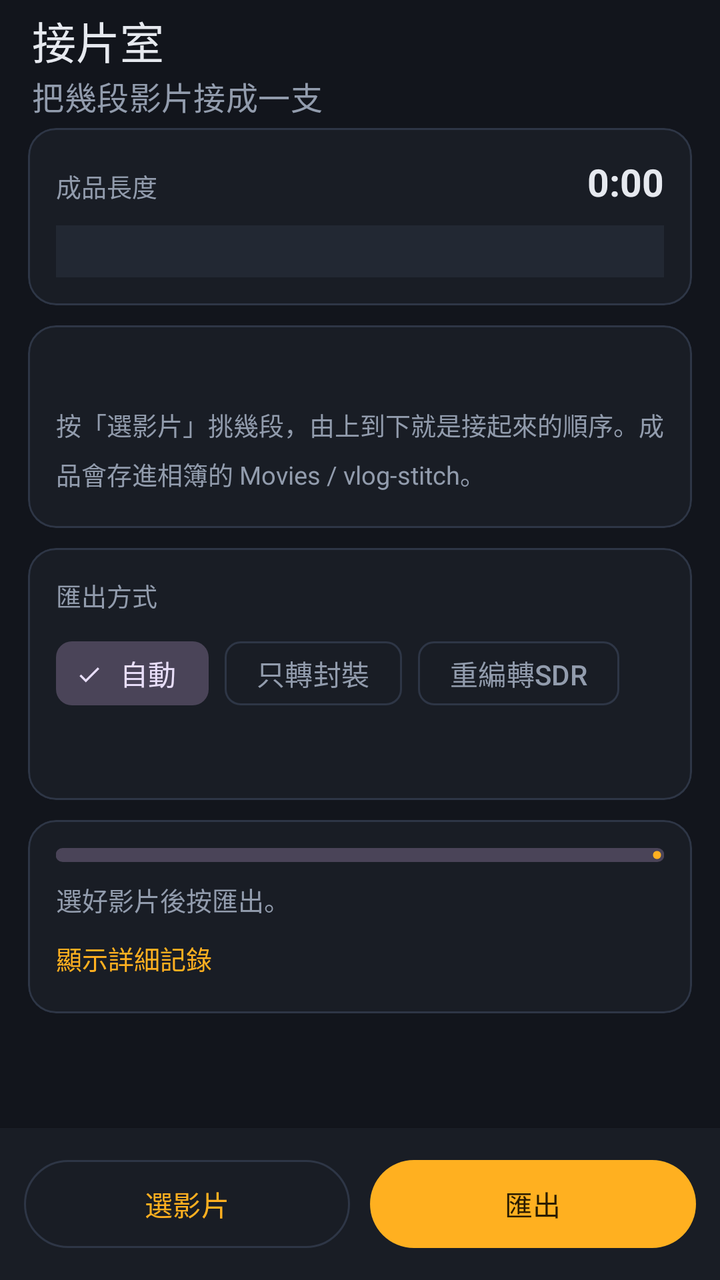
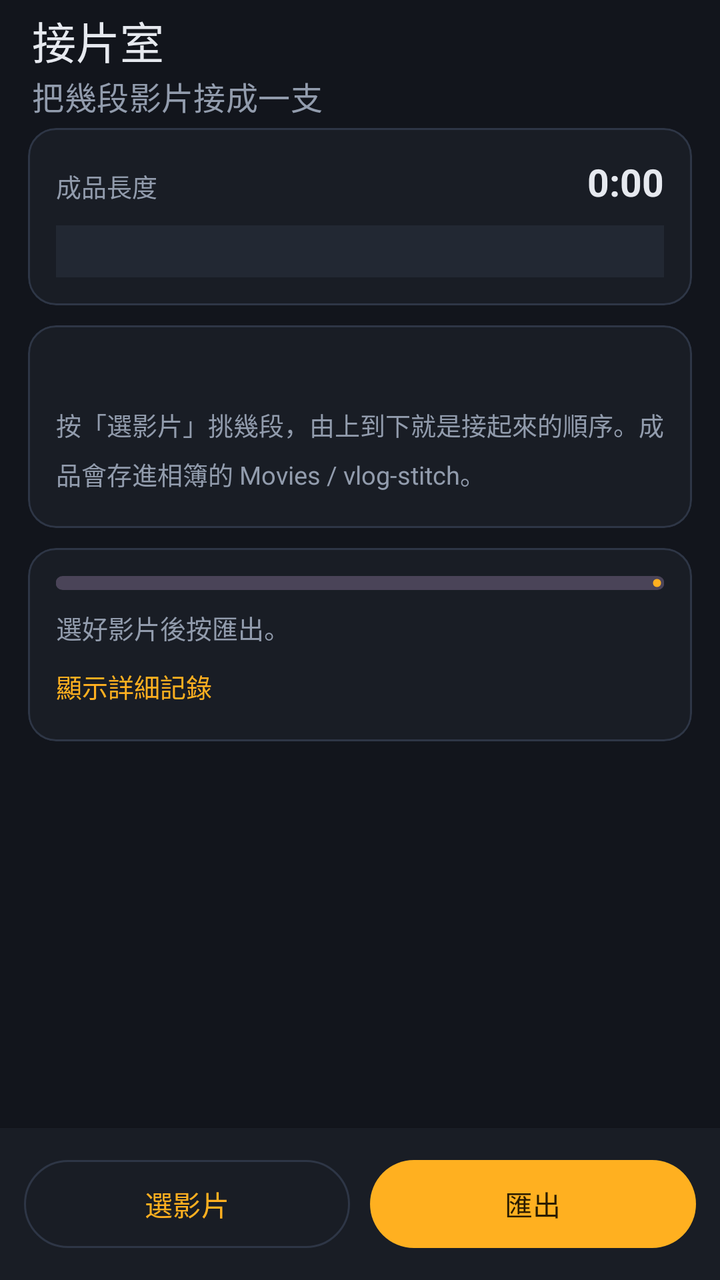

An Android layout rendered at two revisions. The XML below is the earlier revision; the diff shows what the commit changed to produce the second picture.
<!-- AndroidManifest.xml: application theme Theme.VlogStitch -->
<!-- res/layout/activity_main.xml -->
<?xml version="1.0" encoding="utf-8"?>
<androidx.coordinatorlayout.widget.CoordinatorLayout
    xmlns:android="http://schemas.android.com/apk/res/android"
    xmlns:app="http://schemas.android.com/apk/res-auto"
    android:layout_width="match_parent" android:layout_height="match_parent"
    android:background="@color/ink"
    android:fitsSystemWindows="true">

    <LinearLayout android:layout_width="match_parent" android:layout_height="match_parent"
        android:orientation="vertical">

        <com.google.android.material.appbar.MaterialToolbar
            android:id="@+id/toolbar"
            android:layout_width="match_parent"
            android:layout_height="?attr/actionBarSize"
            android:background="@color/ink"
            app:title="@string/app_name"
            app:subtitle="@string/tagline"
            app:titleTextColor="@color/text"
            app:subtitleTextColor="@color/dim" />

        <ScrollView android:layout_width="match_parent" android:layout_height="0dp"
            android:layout_weight="1" android:clipToPadding="false"
            android:paddingStart="14dp" android:paddingEnd="14dp" android:paddingBottom="14dp">

            <LinearLayout android:layout_width="match_parent"
                android:layout_height="wrap_content" android:orientation="vertical">

                
                <com.google.android.material.card.MaterialCardView style="@style/Card"
                    android:layout_width="match_parent" android:layout_height="wrap_content">
                    <LinearLayout android:layout_width="match_parent"
                        android:layout_height="wrap_content" android:orientation="vertical">
                        <LinearLayout android:layout_width="match_parent"
                            android:layout_height="wrap_content" android:orientation="horizontal"
                            android:baselineAligned="true">
                            <TextView android:layout_width="0dp" android:layout_height="wrap_content"
                                android:layout_weight="1" style="@style/Label"
                                android:text="@string/total_length" />
                            <TextView android:id="@+id/total"
                                android:layout_width="wrap_content" android:layout_height="wrap_content"
                                android:textColor="@color/text" android:textSize="19sp"
                                android:textStyle="bold" android:text="0:00" />
                        </LinearLayout>
                        <LinearLayout android:id="@+id/track"
                            android:layout_width="match_parent" android:layout_height="26dp"
                            android:layout_marginTop="9dp" android:orientation="horizontal"
                            android:background="@color/panel2" />
                    </LinearLayout>
                </com.google.android.material.card.MaterialCardView>

                
                <com.google.android.material.card.MaterialCardView style="@style/Card"
                    android:layout_width="match_parent" android:layout_height="wrap_content"
                    android:layout_marginTop="10dp">
                    <LinearLayout android:layout_width="match_parent"
                        android:layout_height="wrap_content" android:orientation="vertical">
                        <TextView android:id="@+id/count"
                            android:layout_width="match_parent" android:layout_height="wrap_content"
                            android:textColor="@color/text" android:textSize="15sp"
                            android:textStyle="bold" />
                        <TextView android:id="@+id/empty"
                            android:layout_width="match_parent" android:layout_height="wrap_content"
                            android:paddingTop="6dp" style="@style/Label"
                            android:lineSpacingMultiplier="1.35"
                            android:text="@string/empty_hint" />
                        <androidx.recyclerview.widget.RecyclerView android:id="@+id/list"
                            android:layout_width="match_parent" android:layout_height="wrap_content"
                            android:paddingTop="4dp" android:nestedScrollingEnabled="false" />
                    </LinearLayout>
                </com.google.android.material.card.MaterialCardView>

                
                <com.google.android.material.card.MaterialCardView style="@style/Card"
                    android:layout_width="match_parent" android:layout_height="wrap_content"
                    android:layout_marginTop="10dp">
                    <LinearLayout android:layout_width="match_parent"
                        android:layout_height="wrap_content" android:orientation="vertical">
                        <TextView android:layout_width="match_parent"
                            android:layout_height="wrap_content" style="@style/Label"
                            android:text="@string/export_mode" />
                        <com.google.android.material.chip.ChipGroup android:id="@+id/modeGroup"
                            android:layout_width="match_parent" android:layout_height="wrap_content"
                            android:layout_marginTop="6dp"
                            app:singleSelection="true" app:selectionRequired="true">
                            <com.google.android.material.chip.Chip android:id="@+id/modeAuto"
                                style="@style/Widget.Material3.Chip.Filter"
                                android:layout_width="wrap_content" android:layout_height="wrap_content"
                                android:checked="true" android:text="@string/mode_auto" />
                            <com.google.android.material.chip.Chip android:id="@+id/modeMux"
                                style="@style/Widget.Material3.Chip.Filter"
                                android:layout_width="wrap_content" android:layout_height="wrap_content"
                                android:text="@string/mode_mux" />
                            <com.google.android.material.chip.Chip android:id="@+id/modeEnc"
                                style="@style/Widget.Material3.Chip.Filter"
                                android:layout_width="wrap_content" android:layout_height="wrap_content"
                                android:text="@string/mode_enc" />
                        </com.google.android.material.chip.ChipGroup>
                        <TextView android:id="@+id/modeHint"
                            android:layout_width="match_parent" android:layout_height="wrap_content"
                            android:layout_marginTop="8dp" style="@style/Label"
                            android:lineSpacingMultiplier="1.35" />
                    </LinearLayout>
                </com.google.android.material.card.MaterialCardView>

                
                <com.google.android.material.card.MaterialCardView style="@style/Card"
                    android:layout_width="match_parent" android:layout_height="wrap_content"
                    android:layout_marginTop="10dp">
                    <LinearLayout android:layout_width="match_parent"
                        android:layout_height="wrap_content" android:orientation="vertical">
                        <com.google.android.material.progressindicator.LinearProgressIndicator
                            android:id="@+id/progress"
                            android:layout_width="match_parent" android:layout_height="wrap_content"
                            app:trackCornerRadius="4dp" app:trackThickness="7dp"
                            android:max="100" android:progress="0" />
                        <TextView android:id="@+id/status"
                            android:layout_width="match_parent" android:layout_height="wrap_content"
                            android:paddingTop="9dp" android:textSize="13sp"
                            android:textColor="@color/dim" android:text="@string/ready" />
                        <TextView android:id="@+id/logToggle"
                            android:layout_width="wrap_content" android:layout_height="wrap_content"
                            android:paddingTop="10dp" android:paddingBottom="4dp"
                            android:textColor="@color/accent" android:textSize="13sp"
                            android:text="@string/show_log" />
                        <ScrollView android:id="@+id/logScroll"
                            android:layout_width="match_parent" android:layout_height="180dp"
                            android:visibility="gone" android:background="@color/ink"
                            android:padding="10dp">
                            <TextView android:id="@+id/log"
                                android:layout_width="match_parent" android:layout_height="wrap_content"
                                android:fontFamily="monospace" android:textSize="11sp"
                                android:textColor="@color/dim" android:lineSpacingMultiplier="1.4" />
                        </ScrollView>
                    </LinearLayout>
                </com.google.android.material.card.MaterialCardView>

                <TextView android:id="@+id/version"
                    android:layout_width="match_parent" android:layout_height="wrap_content"
                    android:gravity="center" android:paddingTop="12dp"
                    android:textColor="@color/dim" android:textSize="11sp" />
            </LinearLayout>
        </ScrollView>

        
        <LinearLayout android:layout_width="match_parent" android:layout_height="wrap_content"
            android:orientation="horizontal" android:background="@color/panel"
            android:padding="12dp" android:elevation="8dp">
            <com.google.android.material.button.MaterialButton android:id="@+id/btnPick"
                style="@style/Widget.Material3.Button.OutlinedButton"
                android:layout_width="0dp" android:layout_height="52dp"
                android:layout_weight="1" android:text="@string/pick" />
            <com.google.android.material.button.MaterialButton android:id="@+id/btnExport"
                android:layout_width="0dp" android:layout_height="52dp"
                android:layout_weight="1" android:layout_marginStart="10dp"
                android:text="@string/export" />
        </LinearLayout>
    </LinearLayout>
</androidx.coordinatorlayout.widget.CoordinatorLayout>
<!-- resources referenced by this layout -->
<resources>
  <color name="accent">#FFB020</color>
  <color name="dim">#929CAD</color>
  <color name="ink">#12151C</color>
  <color name="panel">#191D25</color>
  <color name="panel2">#222833</color>
  <color name="text">#E6E9EF</color>
  <string name="app_name">接片室</string>
  <string name="empty_hint">按「選影片」挑幾段，由上到下就是接起來的順序。成品會存進相簿的 Movies / vlog-stitch。</string>
  <string name="export">匯出</string>
  <string name="export_mode">匯出方式</string>
  <string name="mode_auto">自動</string>
  <string name="mode_enc">重編轉SDR</string>
  <string name="mode_mux">只轉封裝</string>
  <string name="pick">選影片</string>
  <string name="ready">選好影片後按匯出。</string>
  <string name="show_log">顯示詳細記錄</string>
  <string name="tagline">把幾段影片接成一支</string>
  <string name="total_length">成品長度</string>
  <style name="Card" parent="Widget.Material3.CardView.Filled">
          <item name="cardBackgroundColor">@color/panel</item>
          <item name="cardCornerRadius">14dp</item>
          <item name="cardElevation">0dp</item>
          <item name="strokeColor">@color/line</item>
          <item name="strokeWidth">1dp</item>
          <item name="contentPadding">14dp</item>
      </style>
  <style name="Label">
          <item name="android:textColor">@color/dim</item>
          <item name="android:textSize">12.5sp</item>
      </style>
  <style name="Theme.VlogStitch" parent="Theme.Material3.Dark.NoActionBar">
          <item name="colorPrimary">@color/accent</item>
          <item name="colorOnPrimary">@color/accent_ink</item>
          <item name="colorSecondary">@color/accent</item>
          <item name="colorOnSecondary">@color/accent_ink</item>
          <item name="colorSurface">@color/panel</item>
          <item name="colorOnSurface">@color/text</item>
          <item name="colorSurfaceVariant">@color/panel2</item>
          <item name="colorOnSurfaceVariant">@color/dim</item>
          <item name="colorOutline">@color/line</item>
          <item name="colorError">@color/danger</item>
          <item name="android:colorBackground">@color/ink</item>
          <item name="android:statusBarColor">@color/ink</item>
          <item name="android:navigationBarColor">@color/ink</item>
          <item name="android:windowLightStatusBar">false</item>
      </style>
  <color name="line">#2E3646</color>
  <color name="accent_ink">#2A1C00</color>
  <color name="danger">#FF5A52</color>
</resources>

<!-- the commit's change to res/layout/activity_main.xml (unified diff, before → after) -->
@@ -71,35 +71,47 @@
                 </com.google.android.material.card.MaterialCardView>
 
                 
-                <com.google.android.material.card.MaterialCardView style="@style/Card"
+                <LinearLayout android:id="@+id/banner"
                     android:layout_width="match_parent" android:layout_height="wrap_content"
-                    android:layout_marginTop="10dp">
+                    android:layout_marginTop="10dp" android:orientation="vertical"
+                    android:padding="12dp" android:background="@drawable/banner_ok"
+                    android:visibility="gone">
+                    <TextView android:id="@+id/bannerTitle"
+                        android:layout_width="match_parent" android:layout_height="wrap_content"
+                        android:textSize="13.5sp" android:textStyle="bold"
+                        android:textColor="@color/ok" />
+                    <TextView android:id="@+id/bannerBody"
+                        android:layout_width="match_parent" android:layout_height="wrap_content"
+                        android:layout_marginTop="2dp" android:textSize="12.5sp"
+                        android:textColor="@color/dim" android:lineSpacingMultiplier="1.3" />
+                </LinearLayout>
+
+                
+                <com.google.android.material.card.MaterialCardView android:id="@+id/resultCard"
+                    style="@style/Card"
+                    android:layout_width="match_parent" android:layout_height="wrap_content"
+                    android:layout_marginTop="10dp" android:visibility="gone">
                     <LinearLayout android:layout_width="match_parent"
                         android:layout_height="wrap_content" android:orientation="vertical">
                         <TextView android:layout_width="match_parent"
                             android:layout_height="wrap_content" style="@style/Label"
-                            android:text="@string/export_mode" />
-                        <com.google.android.material.chip.ChipGroup android:id="@+id/modeGroup"
+                            android:text="@string/result" />
+                        <TextView android:id="@+id/resultName"
                             android:layout_width="match_parent" android:layout_height="wrap_content"
-                            android:layout_marginTop="6dp"
-                            app:singleSelection="true" app:selectionRequired="true">
-                            <com.google.android.material.chip.Chip android:id="@+id/modeAuto"
-                                style="@style/Widget.Material3.Chip.Filter"
-                                android:layout_width="wrap_content" android:layout_height="wrap_content"
-                                android:checked="true" android:text="@string/mode_auto" />
-                            <com.google.android.material.chip.Chip android:id="@+id/modeMux"
-                                style="@style/Widget.Material3.Chip.Filter"
-                                android:layout_width="wrap_content" android:layout_height="wrap_content"
-                                android:text="@string/mode_mux" />
-                            <com.google.android.material.chip.Chip android:id="@+id/modeEnc"
-                                style="@style/Widget.Material3.Chip.Filter"
-                                android:layout_width="wrap_content" android:layout_height="wrap_content"
-                                android:text="@string/mode_enc" />
-                        </com.google.android.material.chip.ChipGroup>
-                        <TextView android:id="@+id/modeHint"
-                            android:layout_width="match_parent" android:layout_height="wrap_content"
-                            android:layout_marginTop="8dp" style="@style/Label"
-                            android:lineSpacingMultiplier="1.35" />
+                            android:layout_marginTop="3dp" android:textSize="14sp"
+                            android:textColor="@color/text" />
+                        <LinearLayout android:layout_width="match_parent"
+                            android:layout_height="wrap_content" android:orientation="horizontal"
+                            android:layout_marginTop="10dp">
+                            <com.google.android.material.button.MaterialButton android:id="@+id/btnPlay"
+                                style="@style/Widget.Material3.Button.OutlinedButton"
+                                android:layout_width="0dp" android:layout_height="46dp"
+                                android:layout_weight="1" android:text="@string/play" />
+                            <com.google.android.material.button.MaterialButton android:id="@+id/btnShare"
+                                android:layout_width="0dp" android:layout_height="46dp"
+                                android:layout_weight="1" android:layout_marginStart="8dp"
+                                android:text="@string/share" />
+                        </LinearLayout>
                     </LinearLayout>
                 </com.google.android.material.card.MaterialCardView>
 
<!-- resource entries referenced after the edit -->
@@ -3,18 +3,25 @@
   <color name="accent">#FFB020</color>
   <color name="dim">#929CAD</color>
   <color name="ink">#12151C</color>
+  <color name="ok">#4FC98D</color>
   <color name="panel">#191D25</color>
   <color name="panel2">#222833</color>
   <color name="text">#E6E9EF</color>
+  <!-- drawable banner_ok (drawable) -->
+  <?xml version="1.0" encoding="utf-8"?>
+  <shape xmlns:android="http://schemas.android.com/apk/res/android" android:shape="rectangle">
+      <solid android:color="#14301F" />
+      <stroke android:width="1dp" android:color="#245C3D" />
+      <corners android:radius="10dp" />
+  </shape>
   <string name="app_name">接片室</string>
   <string name="empty_hint">按「選影片」挑幾段，由上到下就是接起來的順序。成品會存進相簿的 Movies / vlog-stitch。</string>
   <string name="export">匯出</string>
-  <string name="export_mode">匯出方式</string>
-  <string name="mode_auto">自動</string>
-  <string name="mode_enc">重編轉SDR</string>
-  <string name="mode_mux">只轉封裝</string>
   <string name="pick">選影片</string>
+  <string name="play">播放</string>
   <string name="ready">選好影片後按匯出。</string>
+  <string name="result">成品</string>
+  <string name="share">分享</string>
   <string name="show_log">顯示詳細記錄</string>
   <string name="tagline">把幾段影片接成一支</string>
   <string name="total_length">成品長度</string>
